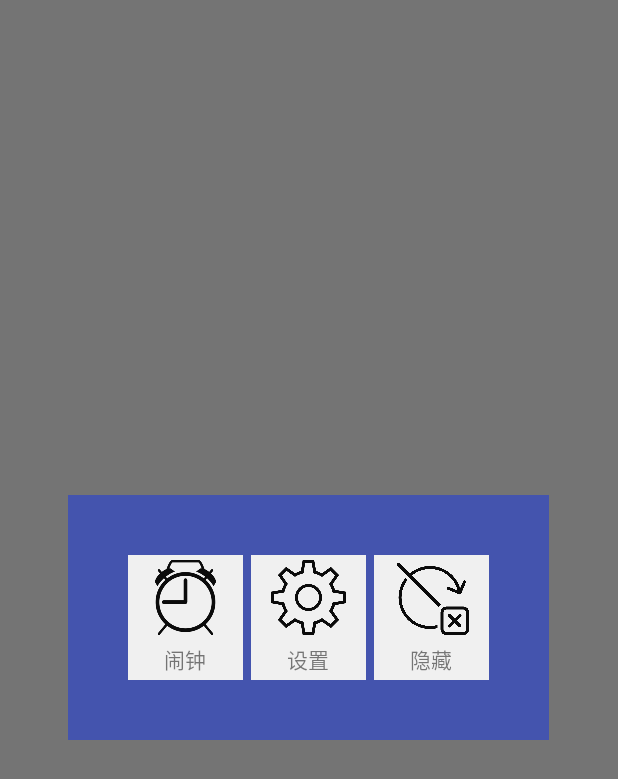
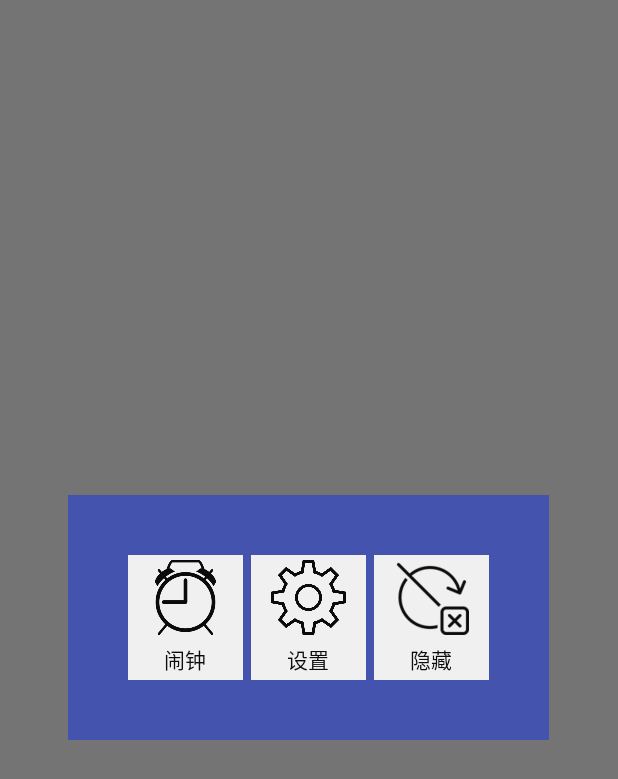
Before and after one commit to youzeFix/Desktopet, an Android app: the layout pet_window_big.xml on its own in the app's theme, with its tools: preview values and no code run, on a phone screen of 412 x 824 dp. Shown: the top 779 px of the screen. Run offline under Robolectric (Android 15) with nearby library versions, the phone set to English and light mode, and no system bars.

Commit message:
resolve some bugs

```diff
--- a/app/src/main/res/layout/pet_window_big.xml
+++ b/app/src/main/res/layout/pet_window_big.xml
@@ -3,8 +3,7 @@
     android:id="@+id/pet_window_big_view"
     android:layout_width="match_parent"
     android:layout_height="match_parent"
-    android:background="#8000"
-    android:orientation="vertical">
+    android:background="#8000">
 
     <LinearLayout
         android:id="@+id/cancelBigEvent"
@@ -34,6 +33,7 @@
                 android:layout_height="wrap_content"
                 android:layout_gravity="center"
                 android:layout_marginTop="5dp"
+                android:textColor="#000000"
                 android:text="闹钟" />
         </LinearLayout>
 
@@ -45,9 +45,10 @@
             android:layout_marginLeft="5dp"
             android:background="#fff"
             android:orientation="vertical"
-            android:padding="3dp">
+            android:padding="3dp"
+            >
 
-            <ImageView
+           <ImageView
                 android:layout_width="70dp"
                 android:layout_height="50dp"
                 android:src="@drawable/setting" />
@@ -55,8 +56,9 @@
             <TextView
                 android:layout_width="wrap_content"
                 android:layout_height="wrap_content"
+                android:layout_marginTop="5dp"
                 android:layout_gravity="center"
-                android:layout_marginTop="5dp"
+                android:textColor="#000000"
                 android:text="设置" />
         </LinearLayout>
 
@@ -80,6 +82,7 @@
                 android:layout_height="wrap_content"
                 android:layout_gravity="center"
                 android:layout_marginTop="5dp"
+                android:textColor="#000000"
                 android:text="隐藏" />
         </LinearLayout>
 
```
Also changed, not shown: app/src/main/res/drawable/shadow.png.
